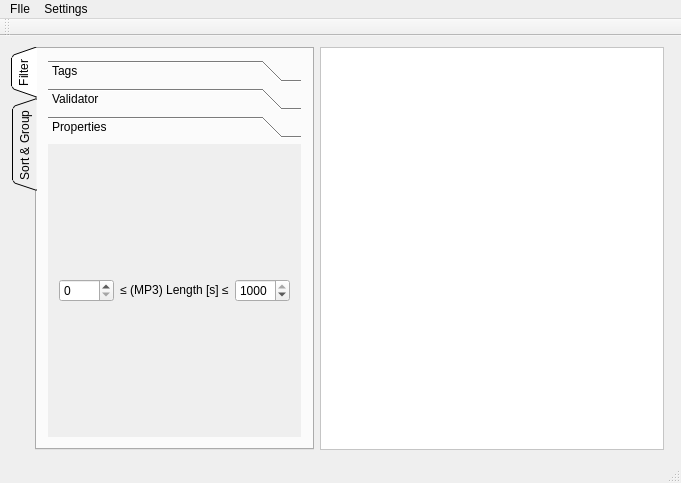
Qt form mainwindow.ui (mhaehnel/UltraEdit) before a commit.
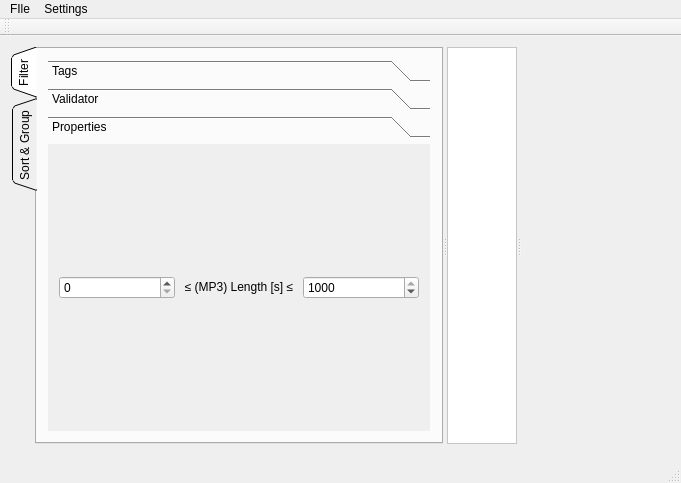
The same form after that commit. The open tabs and pages were chosen to show the change. Icons and pictures are not drawn. Custom widgets are drawn as their Qt base class.

The edit to the form file:
```diff
--- a/mainwindow.ui
+++ b/mainwindow.ui
@@ -14,8 +14,21 @@
    <string>MainWindow</string>
   </property>
   <widget class="QWidget" name="centralWidget">
-   <layout class="QHBoxLayout" name="horizontalLayout_4" stretch="0,1,0">
+   <layout class="QVBoxLayout" name="verticalLayout_7" stretch="1,0">
     <item>
+     <widget class="QSplitter" name="splitter">
+      <property name="frameShape">
+       <enum>QFrame::NoFrame</enum>
+      </property>
+      <property name="frameShadow">
+       <enum>QFrame::Plain</enum>
+      </property>
+      <property name="orientation">
+       <enum>Qt::Horizontal</enum>
+      </property>
+      <property name="handleWidth">
+       <number>4</number>
+      </property>
      <widget class="QTabWidget" name="sortTab">
       <property name="tabPosition">
        <enum>QTabWidget::West</enum>
@@ -297,8 +310,8 @@
             <rect>
              <x>0</x>
              <y>0</y>
-             <width>273</width>
-             <height>326</height>
+              <width>406</width>
+              <height>285</height>
             </rect>
            </property>
            <attribute name="label">
@@ -421,8 +434,6 @@
        </layout>
       </widget>
      </widget>
-    </item>
-    <item>
      <widget class="QScrollArea" name="songScroller">
       <property name="styleSheet">
        <string notr="true">background-color: palette(light)</string>
@@ -435,15 +446,23 @@
         <rect>
          <x>0</x>
          <y>0</y>
-         <width>329</width>
-         <height>424</height>
-        </rect>
-       </property>
-      </widget>
-     </widget>
-    </item>
-    <item>
+          <width>68</width>
+          <height>389</height>
+         </rect>
+        </property>
+        <property name="sizePolicy">
+         <sizepolicy hsizetype="Expanding" vsizetype="Expanding">
+          <horstretch>0</horstretch>
+          <verstretch>0</verstretch>
+         </sizepolicy>
+        </property>
+       </widget>
+      </widget>
      <widget class="SongInfo" name="songDetails" native="true"/>
+     </widget>
+    </item>
+    <item>
+     <widget class="AudioPlayer" name="musicPlayer" native="true"/>
     </item>
    </layout>
   </widget>
@@ -533,6 +552,12 @@
    <header>songinfo.h</header>
    <container>1</container>
   </customwidget>
+  <customwidget>
+   <class>AudioPlayer</class>
+   <extends>QWidget</extends>
+   <header>audioplayer.h</header>
+   <container>1</container>
+  </customwidget>
  </customwidgets>
  <resources/>
  <connections>
```
Left out of the diff: 256 changed lines with no effect on the pictures. Lines whose indentation alone changed are shown as unchanged.
